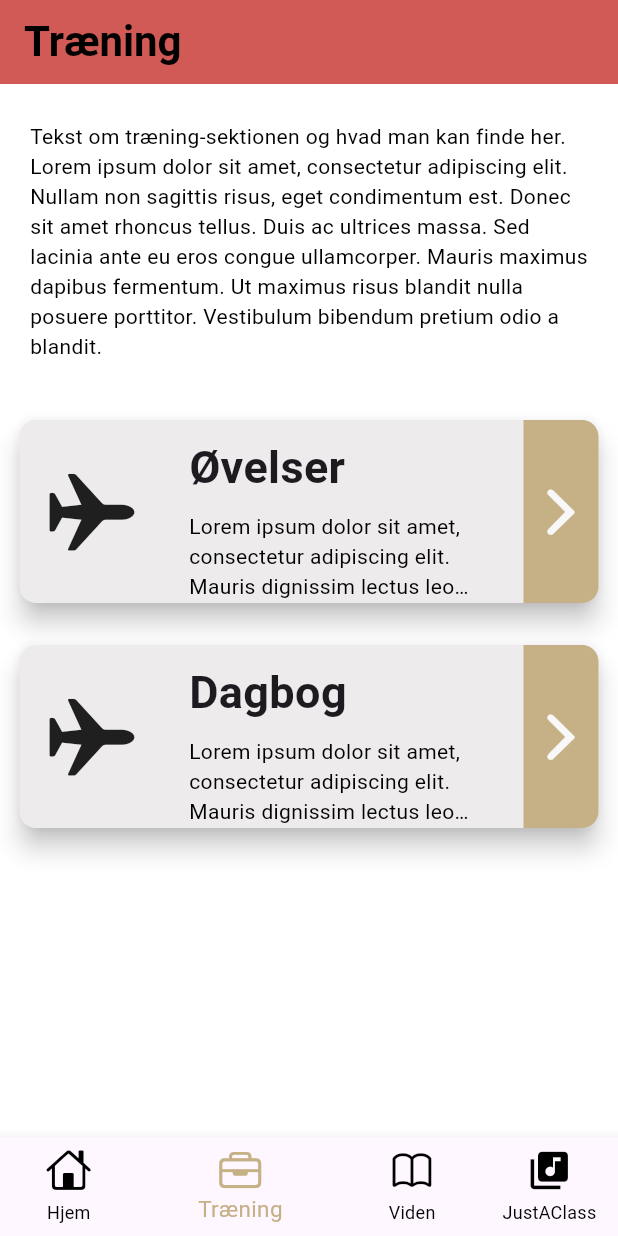
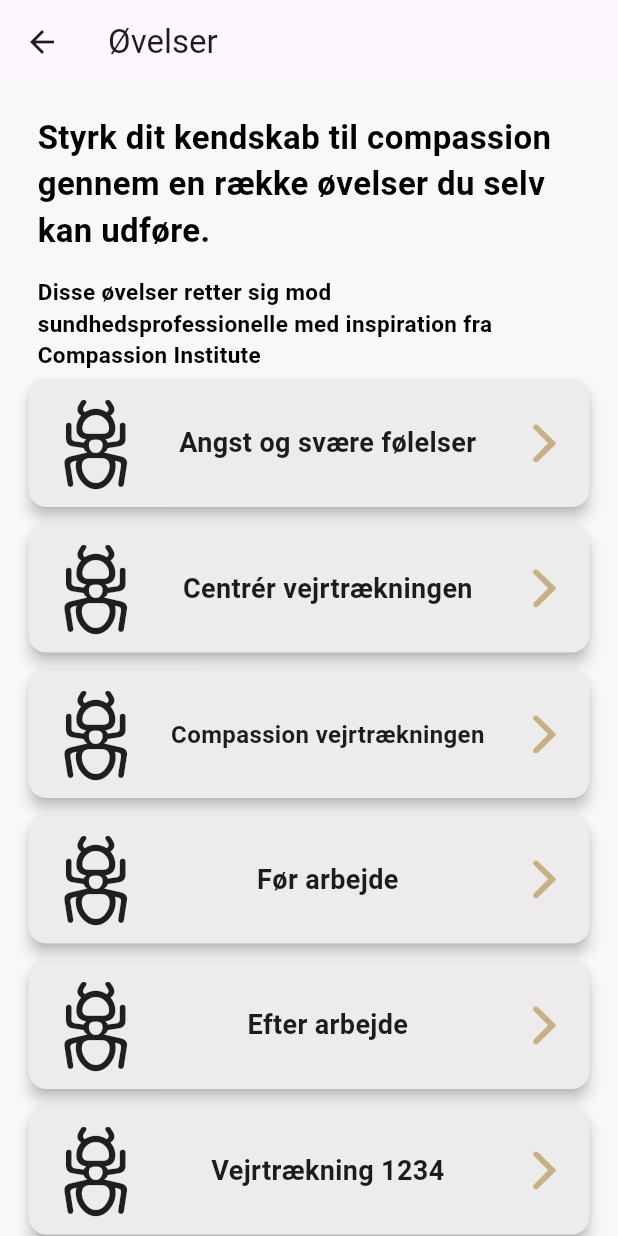
Before and after one commit to sebab1/CompassionApp, a Flutter app: the screen it shows after launch, item 2 of the bottom bar chosen, after a tap on "Øvelser", on a phone screen of 412 x 824 dp. Run offline on Flutter 3.47's test engine with Material 3 defaults, Android fonts, the light colour scheme and no system bars; our stand-ins replace audioplayers, fl_chart, table_calendar.

Commit message:
Fixed a bunch of small stuff, created a new type of card with top border, added gestureDetection to all cards, crated the "Øvelser"-view and almost finished it, added a card in "Træning" for meditationer (we should separate meditations from exercises), made all cards dynamic

```diff
--- a/lib/Presentation/Components/Card.dart
+++ b/lib/Presentation/Components/Card.dart
@@ -12,7 +12,7 @@ class CardWidget extends StatelessWidget {
   final IconData iconData;
   final VoidCallback onTap;
 
-  CardWidget({super.key,
+  const CardWidget({super.key,
     required this.title,
     required this.titleSize,
     required this.subtitle,
--- /dev/null
+++ b/lib/Presentation/Components/borderCard.dart
@@ -0,0 +1,65 @@
+import 'package:flutter/cupertino.dart';
+import 'package:flutter/material.dart';
+import './constants.dart';
+
+class borderCard extends StatelessWidget {
+  //const littleCard({super.key});
+
+  final String title;
+  final IconData iconData;
+  final VoidCallback onTap;
+  final IconData? trailingIconData;
+
+  const borderCard({super.key,
+    required this.title,
+    required this.iconData,
+    required this.onTap,
+    this.trailingIconData // Make trailing icon optional
+  });
+
+  @override
+  Widget build(BuildContext context) {
+    return GestureDetector(
+      onTap: onTap,
+      child: Container(
+        height: 72,
+        width: 394,
+        margin: EdgeInsets.fromLTRB(0, 10, 0, 10),
+        child: Card(
+          shape: Border(
+            top: BorderSide(color: Constants.sduGoldColor, width: 10),
+          ),
+          color: Constants.sduGreyColor,
+          margin: EdgeInsets.fromLTRB(10, 0, 10, 0),
+          elevation: 4,
+          child: ListTile(
+            leading: Icon(
+              iconData,
+              size: 50,
+              color: Constants.kBlackColor,
+            ),
+            title: Align(
+              alignment: Alignment.centerLeft,
+              child: Padding(
+                padding: EdgeInsets.only(left: 16), // Adjust the left padding here
+                child: Text(
+                  title,
+                  style: TextStyle(
+                    fontSize: 18,
+                    fontWeight: FontWeight.bold,
+                  ),
+                ),
+              ),
+            ),
+            trailing: trailingIconData != null
+                ? Padding(
+                  padding: EdgeInsets.only(top: 6), // Adjust top padding here
+                  child: Icon(trailingIconData, color: Constants.sduGoldColor, size: 36,),
+                )
+                : null, // Use null instead of Container
+          ),
+        ),
+      ),
+    );
+  }
+}
--- a/lib/Presentation/Components/littleCard.dart
+++ b/lib/Presentation/Components/littleCard.dart
@@ -3,19 +3,29 @@ import 'package:flutter/material.dart';
 import './constants.dart';
 
 class littleCard extends StatelessWidget {
-  const littleCard({super.key});
+  //const littleCard({super.key});
+
+  final String title;
+  final IconData iconData;
+  final VoidCallback onTap;
+  final double titleSize;
+
+  const littleCard({super.key,
+    required this.title,
+    required this.iconData,
+    required this.onTap,
+    required this.titleSize,
+  });
 
   @override
   Widget build(BuildContext context) {
     // TODO: implement build
     return GestureDetector(
-      onTap: () {
-        debugPrint("Little card tab");
-      },
+      onTap: onTap,
       child: Container(
         height: 85,
         width: 394,
-        margin: EdgeInsets.fromLTRB(0, 10, 0, 10),
+        //margin: EdgeInsets.fromLTRB(0, 5, 0, 5),
         child: Card(
           color: Constants.sduGreyColor,
           margin: EdgeInsets.fromLTRB(10, 0, 10, 0),
@@ -24,16 +34,16 @@ class littleCard extends StatelessWidget {
             mainAxisAlignment: MainAxisAlignment.spaceBetween,
             children: [
               Container(
-                margin: EdgeInsets.fromLTRB(25, 0, 0, 0),
+                margin: EdgeInsets.fromLTRB(15, 0, 0, 0),
                 child: Icon(
-                  Icons.watch_later_outlined,
+                  iconData,
                   size: 60,
                 ),
               ),
               Container(
                 child: Text(
-                  'Description',
-                  style: TextStyle(fontSize: 18, fontWeight: FontWeight.bold),
+                  title,
+                  style: TextStyle(fontSize: titleSize, fontWeight: FontWeight.bold),
                 ),
               ),
               Container(
--- /dev/null
+++ b/lib/Presentation/exercises.dart
@@ -0,0 +1,151 @@
+import 'package:flutter/cupertino.dart';
+import '/Presentation/Components/littleCard.dart';
+import 'package:flutter/material.dart';
+import 'package:flutter/services.dart';
+import '/Presentation/Components/constants.dart';
+
+class Exercises extends StatelessWidget {
+  @override
+  Widget build(BuildContext context) {
+    return Scaffold(
+      appBar: AppBar(
+        title: Text('Øvelser'),
+        leading: IconButton(
+          icon: Icon(Icons.arrow_back),
+          onPressed: () {
+            Navigator.pop(context);
+          },
+        ),
+      ),
+      body: SingleChildScrollView(
+        child: Center(
+          child: Column(
+            crossAxisAlignment: CrossAxisAlignment.start,
+            children: [
+              Container(
+                padding: EdgeInsets.fromLTRB(25, 20, 25, 15),
+                child: const Text(
+                  "Styrk dit kendskab til compassion gennem en række øvelser du selv kan udføre.",
+                  style: TextStyle(
+                    color: Constants.kBlackColor,
+                    fontSize: 22,
+                    fontWeight: FontWeight.bold,
+                  ),
+                ),
+              ),
+              Container(
+                padding: EdgeInsets.fromLTRB(25, 0, 25, 0),
+                child: const Text(
+                  "Disse øvelser retter sig mod sundhedsprofessionelle med inspiration fra Compassion Institute",
+                  style: TextStyle(
+                    color: Constants.kBlackColor,
+                    fontSize: 15,
+                    fontWeight: FontWeight.bold,
+                  ),
+                ),
+              ),
+              Container(
+                margin: EdgeInsets.fromLTRB(0, 6, 0, 6),
+                child: Align(
+                  alignment: Alignment.center,
+                  child: littleCard(
+                    title: "Angst og svære følelser",
+                    iconData: CupertinoIcons.ant,
+                    onTap: () {
+                      debugPrint("Card tabbed");
+                    },
+                    titleSize: 18,
+                  ),
+                ),
+              ),
+              Container(
+                margin: EdgeInsets.fromLTRB(0, 6, 0, 6),
+                child: Align(
+                  alignment: Alignment.center,
+                  child: littleCard(
+                    title: "Centrér vejrtrækningen",
+                    iconData: CupertinoIcons.ant,
+                    onTap: () {
+                      debugPrint("Card tabbed");
+                    },
+                    titleSize: 18,
+                  ),
+                ),
+              ),
+              Container(
+                margin: EdgeInsets.fromLTRB(0, 6, 0, 6),
+                child: Align(
+                  alignment: Alignment.center,
+                  child: littleCard(
+                    title: "Compassion vejrtrækningen",
+                    iconData: CupertinoIcons.ant,
+                    onTap: () {
+                      debugPrint("Card tabbed");
+                    },
+                    titleSize: 16,
+                  ),
+                ),
+              ),
+              Container(
+                margin: EdgeInsets.fromLTRB(0, 6, 0, 6),
+                child: Align(
+                  alignment: Alignment.center,
+                  child: littleCard(
+                    title: "Før arbejde",
+                    iconData: CupertinoIcons.ant,
+                    onTap: () {
+                      debugPrint("Card tabbed");
+                    },
+                    titleSize: 18,
+                  ),
+                ),
+              ),
+              Container(
+                margin: EdgeInsets.fromLTRB(0, 6, 0, 6),
+                child: Align(
+                  alignment: Alignment.center,
+                  child: littleCard(
+                    title: "Efter arbejde",
+                    iconData: CupertinoIcons.ant,
+                    onTap: () {
+                      debugPrint("Card tabbed");
+                    },
+                    titleSize: 18,
+                  ),
+                ),
+              ),
+              Container(
+                margin: EdgeInsets.fromLTRB(0, 6, 0, 6),
+                child: Align(
+                  alignment: Alignment.center,
+                  child: littleCard(
+                    title: "Vejrtrækning 1234",
+                    iconData: CupertinoIcons.ant,
+                    onTap: () {
+                      debugPrint("Card tabbed");
+                    },
+                    titleSize: 18,
+                  ),
+                ),
+              ),
+              Container(
+                margin: EdgeInsets.fromLTRB(0, 6, 0, 6),
+                child: Align(
+                  alignment: Alignment.center,
+                  child: littleCard(
+                    title: "Ligesom jeg",
+                    iconData: CupertinoIcons.ant,
+                    onTap: () {
+                      debugPrint("Card tabbed");
+                    },
+                    titleSize: 18,
+                  ),
+                ),
+              ),
+            ],
+          ),
+        ),
+      ),
+    );
+  }
+}
--- a/lib/Presentation/home.dart
+++ b/lib/Presentation/home.dart
@@ -1,21 +1,15 @@
 import 'package:flutter/material.dart';
+import 'package:flutter/cupertino.dart';
 import 'package:flutter/services.dart';
+import 'Components/borderCard.dart';
 import 'main_menu.dart';
 import '/Presentation/Components/constants.dart';
 import '/Presentation/Components/littleCard.dart';
 
 class Home extends StatelessWidget {
-
   @override
   Widget build(BuildContext context) {
-    return MaterialApp(
-      theme: ThemeData(
-        scaffoldBackgroundColor: Constants.kWhiteColor,
-        appBarTheme: const AppBarTheme(
-          systemOverlayStyle: SystemUiOverlayStyle.dark,
-        ),
-      ),
-      home: Scaffold(
+    return Scaffold(
       appBar: AppBar(
         title: Text(
           'Hjem',
@@ -68,16 +62,28 @@ class Home extends StatelessWidget {
               child: Column(
                 mainAxisAlignment: MainAxisAlignment.center,
                 children: [
-                    littleCard(),
-                    littleCard(),
+                  borderCard(
+                    title: "Dagbog",
+                    iconData: CupertinoIcons.calendar,
+                    onTap: () {
+                      debugPrint("Tabbed: Dagbog genvej");
+                    },
+                    trailingIconData: CupertinoIcons.chevron_forward,
+                  ),
+                  borderCard(
+                    title: "Om compassion",
+                    iconData: CupertinoIcons.heart_circle,
+                    onTap: () {
+                      debugPrint("Tabbed: Om compassion genvej");
+                    },
+                    trailingIconData: CupertinoIcons.chevron_forward,
+                  ),
                 ],
               ),
             ),
           ],
         ),
       ),
-      ),
     );
   }
-
 }
--- a/lib/Presentation/just_a_class.dart
+++ b/lib/Presentation/just_a_class.dart
@@ -1,8 +1,7 @@
-import 'package:compassion_app/Presentation/Components/Card.dart';
+import 'package:flutter/cupertino.dart';
 import 'package:compassion_app/Presentation/Components/littleCard.dart';
 import 'package:flutter/material.dart';
 import 'package:flutter/services.dart';
-import 'main_menu.dart';
 import '/Presentation/Components/constants.dart';
 
 class JustAClass extends StatelessWidget {
@@ -17,8 +16,14 @@ class JustAClass extends StatelessWidget {
       home: Scaffold(
         body: Column(
           children: [
-            littleCard(),
-            //CardWidget()
+            littleCard(
+              title: "Om compassion",
+              iconData: CupertinoIcons.heart_circle,
+              onTap: () {
+                debugPrint("Tabbed: Dagbog genvej");
+              },
+              titleSize: 18,
+            ),
           ],
         ),
       ),
--- a/lib/Presentation/main_menu.dart
+++ b/lib/Presentation/main_menu.dart
@@ -1,13 +1,8 @@
 import 'package:compassion_app/Presentation/knowledge.dart';
 import 'package:flutter/material.dart';
 import 'package:flutter/cupertino.dart';
-import 'package:flutter/services.dart';
-import '../main.dart';
 import './Components/constants.dart';
-import './statistics.dart';
-import './library.dart';
 import './home.dart';
-import './survey.dart';
 import './just_a_class.dart';
 import './training.dart';
 
@@ -15,6 +10,7 @@ class Main_menu extends StatefulWidget {
   @override
   _Main_menuState createState() => _Main_menuState();
 }
+
 class _Main_menuState extends State<Main_menu> {
   int _currentIndex = 0;
 
@@ -25,34 +21,16 @@ class _Main_menuState extends State<Main_menu> {
     JustAClass(),
   ];
 
-  final List<Color> colors = [Constants.kBlackColor, Constants.kRedColor, Constants.kGreenColor, Constants.kCyanColor, Constants.kPurpleColor];
-
   @override
   Widget build(BuildContext context) {
-    return MaterialApp(
-      theme: ThemeData(
-        primaryColor: Constants.kAmberColor,
-        scaffoldBackgroundColor: Constants.kRedColor,
-        appBarTheme: AppBarTheme(
-          systemOverlayStyle: SystemUiOverlayStyle(
-            systemNavigationBarColor: Constants.kBlackColor,
-            statusBarColor: Constants.kBlackColor,
-          ),
-        ),
-      ),
-      home: Scaffold(
+    return Scaffold(
       body: _pages[_currentIndex], // Display the current page
       bottomNavigationBar: BottomNavigationBar(
         currentIndex: _currentIndex,
         onTap: (index) => setState(() => _currentIndex = index),
-
         selectedItemColor: Constants.sduGoldColor,
         unselectedItemColor: Constants.kBlackColor,
         showSelectedLabels: true,
-          /*unselectedLabelStyle: TextStyle(
-            color: Constants.kGreyColor,
-            overflow: TextOverflow.visible
-          ),*/
         showUnselectedLabels: true,
         iconSize: 30,
         selectedFontSize: 15,
@@ -60,18 +38,21 @@ class _Main_menuState extends State<Main_menu> {
         items: const <BottomNavigationBarItem>[
           BottomNavigationBarItem(
             icon: Icon(CupertinoIcons.home),
-                label: 'Hjem'),
+            label: 'Hjem',
+          ),
           BottomNavigationBarItem(
             icon: Icon(CupertinoIcons.briefcase),
-                label: 'Træning'),
+            label: 'Træning',
+          ),
           BottomNavigationBarItem(
             icon: Icon(CupertinoIcons.book),
-                label: 'Viden'),
+            label: 'Viden',
+          ),
           BottomNavigationBarItem(
             icon: Icon(Icons.library_music),
-                label: 'JustAClass'),
+            label: 'JustAClass',
+          ),
         ],
-        ),
       ),
     );
   }
--- a/lib/Presentation/training.dart
+++ b/lib/Presentation/training.dart
@@ -1,7 +1,7 @@
 import 'package:flutter/cupertino.dart';
 import 'package:flutter/material.dart';
 import 'package:flutter/services.dart';
-import 'main_menu.dart';
+import 'exercises.dart';
 import '/Presentation/Components/constants.dart';
 import '/Presentation/Components/Card.dart';
 
@@ -10,18 +10,19 @@ class Training extends StatelessWidget {
 
   @override
   Widget build(BuildContext context) {
+    String textDesc =
+        "I Center for Compassion forsøger vi at udbrede kendskabet til compassion gennem et bredt udvalg af aktiviteter, kurser, meditationer og øvelser der bidrager til din udvikling.";
 
-    String longSampleText = "Tekst om træning-sektionen og hvad man kan finde her. Lorem ipsum dolor sit amet, consectetur adipiscing elit. Nullam non sagittis risus, eget condimentum est. Donec sit amet rhoncus tellus. Duis ac ultrices massa. Sed lacinia ante eu eros congue ullamcorper. Mauris maximus dapibus fermentum. Ut maximus risus blandit nulla posuere porttitor. Vestibulum bibendum pretium odio a blandit.";
-
-    return MaterialApp(
-      theme: ThemeData(
-          scaffoldBackgroundColor: Constants.kWhiteColor,
-          appBarTheme: const AppBarTheme(
-            systemOverlayStyle: SystemUiOverlayStyle.dark,
-          )),
-      home: Scaffold(
+    return Scaffold(
       appBar: AppBar(
-          title: Text('Træning', style: TextStyle(fontSize: 28, fontWeight: FontWeight.bold, color: Constants.kBlackColor),),
+        title: Text(
+          'Træning',
+          style: TextStyle(
+            fontSize: 28,
+            fontWeight: FontWeight.bold,
+            color: Constants.kBlackColor,
+          ),
+        ),
         backgroundColor: Constants.sduRedColor,
       ),
       body: Center(
@@ -29,30 +30,48 @@ class Training extends StatelessWidget {
           children: [
             Container(
               padding: EdgeInsets.fromLTRB(20, 25, 20, 25),
-                  child:
-                    Text(longSampleText, style: TextStyle(color: Constants.kBlackColor),
+              child: Text(
+                textDesc,
+                style: TextStyle(
+                  color: Constants.kBlackColor,
+                  fontSize: 16
                 ),
+              ),
+            ),
+            CardWidget(
+              title: "Meditationer",
+              titleSize: 30,
+              subtitle:
+              "Lorem ipsum dolor sit amet, consectetur adipiscing elit. Mauris dignissim lectus leo, vitae.",
+              iconData: CupertinoIcons.airplane,
+              onTap: () {
+                debugPrint("Tabbed: Meditationer");
+              },
             ),
             CardWidget(
               title: "Øvelser",
               titleSize: 30,
-                  subtitle: "Lorem ipsum dolor sit amet, consectetur adipiscing elit. Mauris dignissim lectus leo, vitae.",
+              subtitle:
+              "Lorem ipsum dolor sit amet, consectetur adipiscing elit. Mauris dignissim lectus leo, vitae.",
               iconData: CupertinoIcons.airplane,
               onTap: () {
-                    debugPrint("Tabbed: Øvelser");
+                Navigator.push(
+                  context,
+                  MaterialPageRoute(builder: (context) => Exercises()),
+                );
               },
             ),
             CardWidget(
               title: "Dagbog",
               titleSize: 30,
-                  subtitle: "Lorem ipsum dolor sit amet, consectetur adipiscing elit. Mauris dignissim lectus leo, vitae.",
+              subtitle:
+              "Lorem ipsum dolor sit amet, consectetur adipiscing elit. Mauris dignissim lectus leo, vitae.",
               iconData: CupertinoIcons.airplane,
               onTap: () {
                 debugPrint("Tabbed: Dagbog");
               },
-                )
-              ]
             ),
+          ],
         ),
       ),
     );
--- a/lib/main.dart
+++ b/lib/main.dart
@@ -14,6 +14,16 @@ class MyApp extends StatelessWidget {
   @override
   Widget build(BuildContext context) {
     return MaterialApp(
+      theme: ThemeData(
+        //primaryColor: Constants.kAmberColor,
+        scaffoldBackgroundColor: Constants.sduWhiteColor,
+        appBarTheme: AppBarTheme(
+          systemOverlayStyle: SystemUiOverlayStyle(
+            systemNavigationBarColor: Constants.kBlackColor,
+            statusBarColor: Constants.kBlackColor,
+          ),
+        ),
+      ),
       home: Main_menu(),
     );
   }
```
Lines whose indentation alone changed are shown as unchanged.
